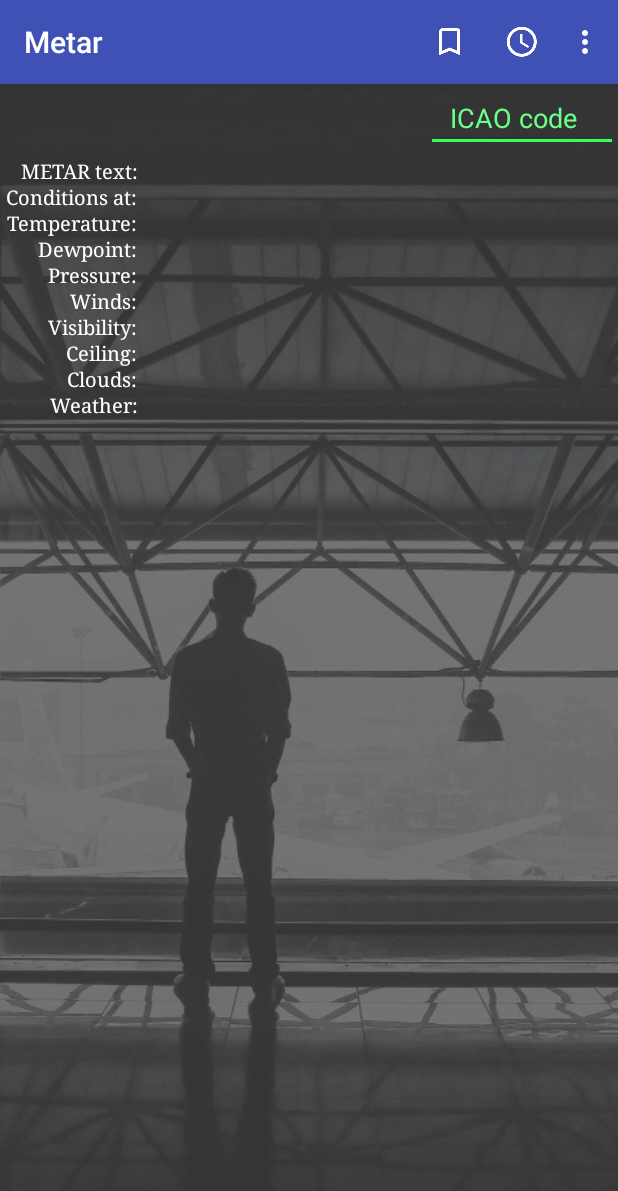
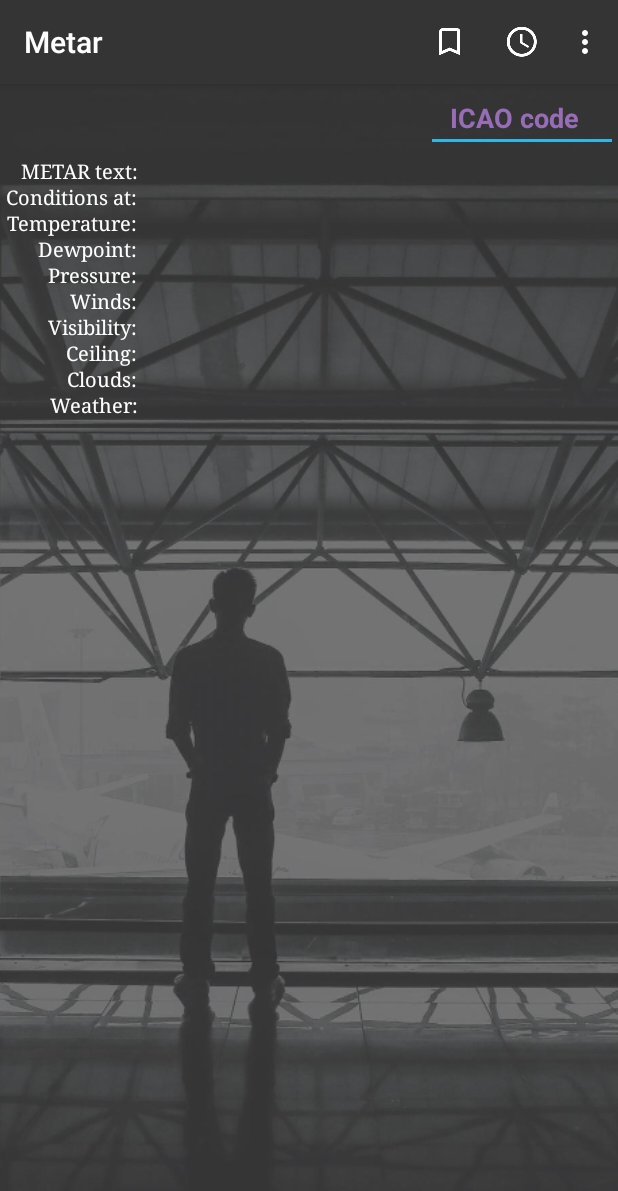
Before and after one commit to MorkovkAs/Metar, an Android app: the screen it shows after launch (MainActivity), after a tap on "Add to favorites", on a phone screen of 412 x 824 dp. Shown: the top 1191 px of the screen. Run offline under Robolectric (Android 15) with nearby library versions, the phone set to English and light mode, and no system bars.

Commit message:
Color style refactoring by Annie

```diff
--- a/app/src/main/java/com/antonklimakov/metar/MainActivity.java
+++ b/app/src/main/java/com/antonklimakov/metar/MainActivity.java
@@ -55,7 +55,7 @@ public class MainActivity extends Activity {
         savedPreference = new SavedPreference();
 
         swipeRefreshLayout = findViewById(R.id.swipe);
-        swipeRefreshLayout.setColorSchemeResources(R.color.blue, R.color.green, R.color.view_divider_color);
+        swipeRefreshLayout.setColorSchemeResources(R.color.blue_halo, R.color.view_divider_color, R.color.icao);
         swipeRefreshLayout.setOnRefreshListener(new SwipeRefreshLayout.OnRefreshListener() {
             @Override
             public void onRefresh() {
@@ -108,6 +108,12 @@ public class MainActivity extends Activity {
                 refreshMetar();
             }
         }
+    }
+
+    @Override
+    protected void onResume () {
+        super.onResume();
+        invalidateOptionsMenu();
     }
 
     protected void onSaveInstanceState(Bundle outState) {
@@ -208,7 +214,7 @@ public class MainActivity extends Activity {
 
     private void refreshMetar() {
         if (textICAO.length() == 4) {
-            Toast.makeText(this, "" + textICAO + getString(R.string.metar_is_refreshing), Toast.LENGTH_SHORT).show();
+            Toast.makeText(this, "" + textICAO + " " + getString(R.string.metar_is_refreshing), Toast.LENGTH_SHORT).show();
             editTextICAO.setText(textICAO);
         } else {
             Toast.makeText(this, R.string.nothing_to_refresh, Toast.LENGTH_SHORT).show();
@@ -244,7 +250,7 @@ public class MainActivity extends Activity {
                 startActivityForResult(intentNew, 1);
                 return true;
             case R.id.set_bookmark:
-                if (textICAO.length() == 4) {
+                if (textICAO.length() == 4 && textViewConditions.getText() != null && !textViewConditions.getText().equals("")) {
                     if (!savedPreference.isItemSaved(getApplicationContext(), PrefsName.FAVORITE, textICAO)) {
                         savedPreference.addSaved(getBaseContext(), PrefsName.FAVORITE,
                                 new Airport(textICAO, textViewConditions.getText().toString().substring(textViewConditions.getText().toString().indexOf("(") + 1, textViewConditions.getText().toString().indexOf(")"))));
--- a/app/src/main/res/layout/activity_main.xml
+++ b/app/src/main/res/layout/activity_main.xml
@@ -37,9 +37,10 @@
             android:paddingLeft="@dimen/activity_horizontal_margin"
             android:paddingRight="@dimen/activity_horizontal_margin"
             android:paddingEnd="@dimen/activity_horizontal_margin"
-            android:textColor="@color/green"
-            android:textColorHint="@color/green_hint"
-            android:layout_alignParentEnd="true" />
+            android:textColor="@color/icao"
+            android:textColorHint="@color/icao_hint"
+            android:layout_alignParentEnd="true"
+            android:textStyle="bold"/>
 
         <TableLayout
             android:id="@+id/tableLayout"
--- a/app/src/main/res/values-v21/colors.xml
+++ b/app/src/main/res/values-v21/colors.xml
@@ -1,6 +1,6 @@
 <?xml version="1.0" encoding="utf-8"?>
 <resources>
-    <color name="primary">@color/blue</color>
-    <color name="primary_dark">#1a237e</color>
+    <color name="primary">#959712</color>
+    <color name="primary_dark">#352343</color>
     <color name="accent">@color/green</color>
 </resources>
--- a/app/src/main/res/values-v21/styles.xml
+++ b/app/src/main/res/values-v21/styles.xml
@@ -2,8 +2,8 @@
 <resources>
 
     <style name="AppTheme" parent="android:Theme.Material">
-        <item name="android:colorPrimary">@color/primary</item>
+        <item name="android:colorPrimary">@color/action_bar_background_color</item>
         <item name="android:colorPrimaryDark">@color/primary_dark</item>
-        <item name="android:colorAccent">@color/accent</item>
+        <item name="android:colorAccent">@color/blue_halo</item>
     </style>
 </resources>
--- a/app/src/main/res/values/colors.xml
+++ b/app/src/main/res/values/colors.xml
@@ -4,6 +4,11 @@
 
     <color name="green">#34ff5d</color>
     <color name="green_hint">#6aff88</color>
+
+    <color name="icao">#b0c487f2</color>
+    <color name="icao_hint">#b0c487f2</color>
+    <color name="blue_halo">#33b5e5</color>
+
     <color name="blue">#3f51b5</color>
 
     <color name="transparent">#00000000</color>
```
